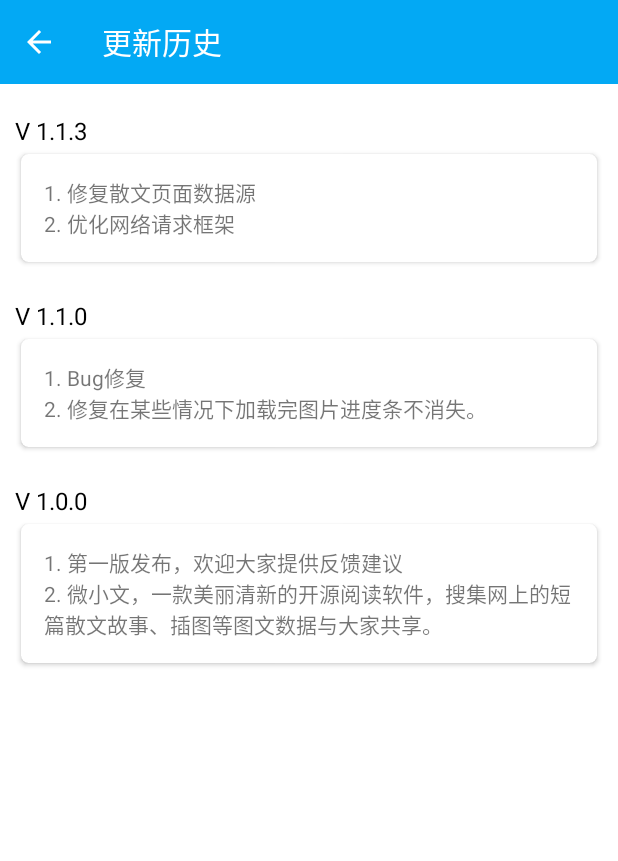
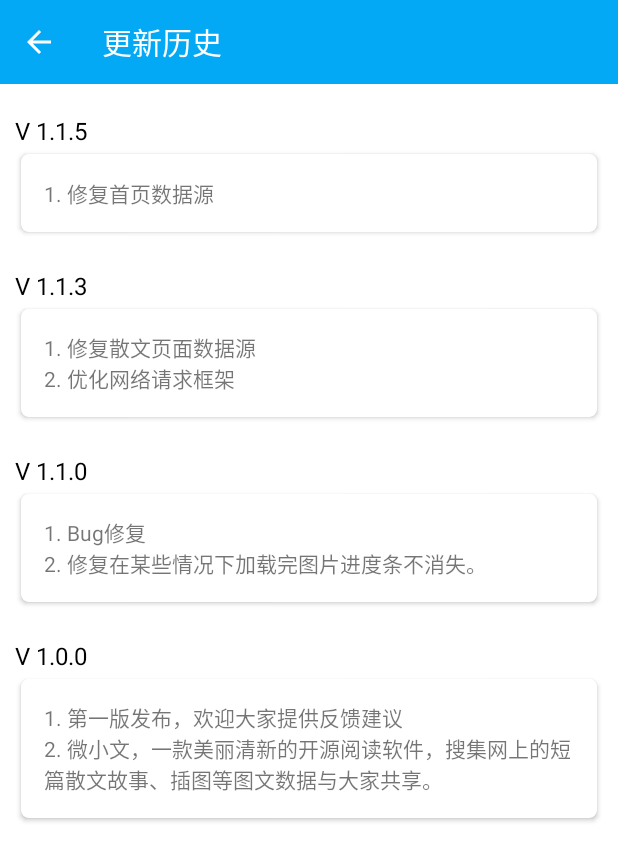
Before and after one commit to sdwfqin/MicroText, an Android app: the AboutVersionActivity screen opened directly, with no data from a screen before it, on a phone screen of 412 x 824 dp. Shown: the top 861 px of the screen. Run offline under Robolectric (Android 15) with nearby library versions, the phone set to English and light mode, and no system bars; our stand-ins replace ButterKnife; 1 statement that could not run was skipped.

Commit message:
更新数据源

```diff
--- a/app/build.gradle
+++ b/app/build.gradle
@@ -10,8 +10,8 @@ android {
         applicationId "com.sdwfqin.microtext"
         minSdkVersion 16
         targetSdkVersion 25
-        versionCode 2016081201
-        versionName "1.1.3"
+        versionCode 2016120501
+        versionName "1.1.5"
     }
     buildTypes {
         release {
--- a/app/src/main/java/com/sdwfqin/microtext/activity/MainActivity.java
+++ b/app/src/main/java/com/sdwfqin/microtext/activity/MainActivity.java
@@ -30,8 +30,8 @@ import butterknife.InjectView;
  * 微文
  *
  * @author sdwfqin
- * @version 1.0.0
- * @since 2016-07-18
+ * @version 1.1.5
+ * @since 2016-12-05
  * <p/>
  * 博客: www.sdwfqin.com  邮箱: zhangqin@sdwfqin.com
  * 项目地址：https://github.com/sdwfqin/MicroText
--- a/app/src/main/java/com/sdwfqin/microtext/utils/AppConfig.java
+++ b/app/src/main/java/com/sdwfqin/microtext/utils/AppConfig.java
@@ -7,12 +7,12 @@ package com.sdwfqin.microtext.utils;
  */
 public class AppConfig {
 
-    public final static String sHomeUrl = "http://m.lookmw.cn";
+    public final static String sHomeUrl = "http://www.lookmw.cn";
 
     public final static String[] sHomeTitleList = new String[]{"原创美文", "经典文章",
             "情感", "情殇", "生活随笔", "感人文章", "人生哲理", "长篇故事"};
 
-    public final static String[] sHomeCode = new String[]{"/yc/list_1_", "/jdwz/list_5_",
+    public final static String[] sHomeCode = new String[]{"/yc/list_64477_", "/jdwz/list_5_",
             "/qingganmeiwen/list_12_", "/shanggan/list_8_", "/suibi/list_15_",
             "/ganrenwenzhang/list_20_", "/renshengzheli/list_23_", "/story/list_28_"};
 
--- a/app/src/main/res/layout/activity_about_version.xml
+++ b/app/src/main/res/layout/activity_about_version.xml
@@ -21,6 +21,42 @@
                 android:layout_width="match_parent"
                 android:layout_height="match_parent"
                 android:orientation="vertical">
+
+                <LinearLayout
+                    android:layout_width="match_parent"
+                    android:layout_height="wrap_content"
+                    android:layout_marginTop="20dp"
+                    android:orientation="vertical">
+
+                    <TextView
+                        android:layout_width="wrap_content"
+                        android:layout_height="wrap_content"
+                        android:layout_marginLeft="10dp"
+                        android:text="@string/about_version_code_1.1.5"
+                        android:textColor="#000"
+                        android:textSize="16sp"/>
+
+                    <android.support.v7.widget.CardView
+                        style="@style/about_version_viewcard"
+                        card_view:cardCornerRadius="5dp"
+                        card_view:cardUseCompatPadding="true">
+
+                        <LinearLayout
+                            android:layout_width="match_parent"
+                            android:layout_height="match_parent"
+                            android:orientation="vertical"
+                            android:padding="15dp">
+
+                            <TextView
+                                android:layout_width="wrap_content"
+                                android:layout_height="wrap_content"
+                                android:text="@string/about_version_1.1.5"/>
+
+                        </LinearLayout>
+
+                    </android.support.v7.widget.CardView>
+
+                </LinearLayout>
 
                 <LinearLayout
                     android:layout_width="match_parent"
--- a/app/src/main/res/values/strings.xml
+++ b/app/src/main/res/values/strings.xml
@@ -29,5 +29,7 @@
     <string name="about_version_1.1.0">1. Bug修复\n2. 修复在某些情况下加载完图片进度条不消失。</string>
     <string name="about_version_code_1.1.3">V 1.1.3</string>
     <string name="about_version_1.1.3">1. 修复散文页面数据源\n2. 优化网络请求框架</string>
+    <string name="about_version_code_1.1.5">V 1.1.5</string>
+    <string name="about_version_1.1.5">1. 修复首页数据源</string>
 
 </resources>
```
Also changed, not shown: app/src/main/java/com/sdwfqin/microtext/fragment/HomeFragment.java (+16 -13 lines), 1 other file.
